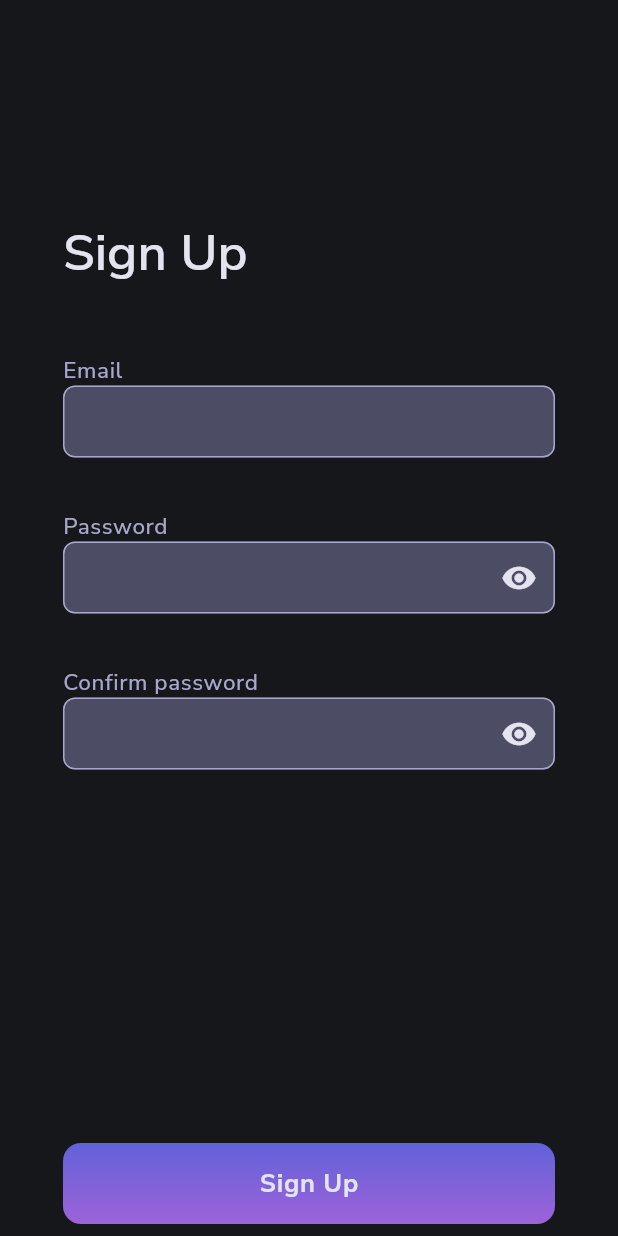
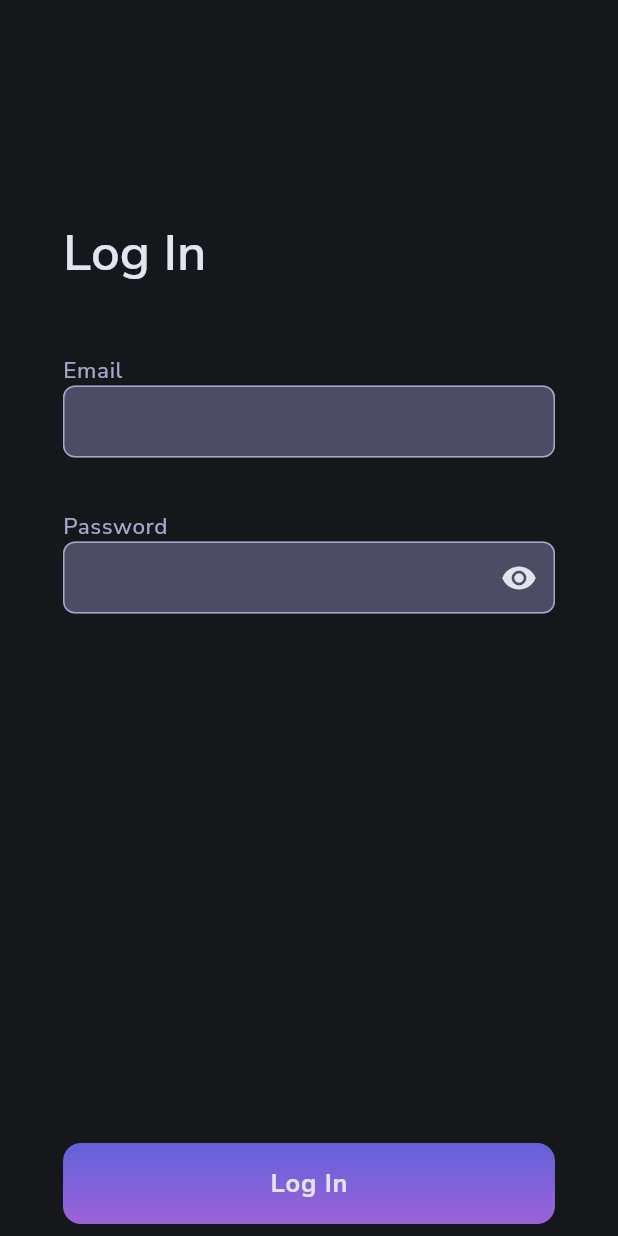
Before and after one commit to warja256/crypto_coins_flutter, a Flutter app: the screen it shows after launch, on a phone screen of 412 x 824 dp. Run offline on Flutter 3.47's test engine with Material 3 defaults, Android fonts, the phone set to English and light mode, and no system bars; our stand-ins replace auto_route, dio, equatable, firebase_core, flutter_bloc, get_it and 4 more; missing offline and left inert: talker_bloc_logger, talker_dio_logger; accounts and stored records are empty; statements that could not run were skipped.

Commit message:
сделан экран Log In

```diff
--- a/lib/features/auth/log_in/view/log_in_screen.dart
+++ b/lib/features/auth/log_in/view/log_in_screen.dart
@@ -0,0 +1,175 @@
+import 'package:auto_route/auto_route.dart';
+import 'package:crypto_coins_flutter/features/auth/widgets/elevated_button.dart';
+import 'package:crypto_coins_flutter/features/auth/widgets/text_field.dart';
+import 'package:crypto_coins_flutter/router/router.dart';
+import 'package:flutter/material.dart';
+import 'package:get_it/get_it.dart';
+import 'package:talker_flutter/talker_flutter.dart';
+
+@RoutePage()
+class LogInScreen extends StatelessWidget {
+  const LogInScreen({super.key});
+
+  @override
+  Widget build(BuildContext context) {
+    return const _LogInScreenView();
+  }
+}
+
+class _LogInScreenView extends StatefulWidget {
+  const _LogInScreenView({super.key});
+
+  @override
+  State<_LogInScreenView> createState() => _LogInScreenViewState();
+}
+
+class _LogInScreenViewState extends State<_LogInScreenView> {
+  final emailController = TextEditingController();
+  final passwordController = TextEditingController();
+  final confirmPasswordController = TextEditingController();
+
+  final emailFocusNode = FocusNode();
+  final passwordFocusNode = FocusNode();
+  final confirmPasswordFocusNode = FocusNode();
+
+  bool _autoValidate = false;
+  final _formKey = GlobalKey<FormState>();
+
+  final emailFieldKey = GlobalKey<FormFieldState>();
+  final passwordFieldKey = GlobalKey<FormFieldState>();
+  final confirmPasswordFieldKey = GlobalKey<FormFieldState>();
+
+  @override
+  Widget build(BuildContext context) {
+    return Scaffold(
+        body: SafeArea(
+      child: Center(
+        child: Padding(
+          padding: const EdgeInsets.symmetric(horizontal: 42),
+          child: Column(
+            crossAxisAlignment: CrossAxisAlignment.start,
+            mainAxisAlignment: MainAxisAlignment.center,
+            children: [
+              Expanded(
+                child: Form(
+                  key: _formKey,
+                  child: Column(
+                    crossAxisAlignment: CrossAxisAlignment.start,
+                    mainAxisAlignment: MainAxisAlignment.start,
+                    children: [
+                      SizedBox(
+                        height: 148,
+                      ),
+                      Row(
+                        children: [
+                          Text(
+                            'Log In',
+                            style: Theme.of(context).textTheme.headlineLarge,
+                          ),
+                        ],
+                      ),
+                      SizedBox(
+                        height: 46,
+                      ),
+                      Text(
+                        'Email',
+                        textAlign: TextAlign.left,
+                        style: Theme.of(context).textTheme.bodySmall,
+                      ),
+                      TextFieldWidget(
+                        fieldKey: emailFieldKey,
+                        controller: emailController,
+                        textInputType: TextInputType.emailAddress,
+                        isSuffixIcon: false,
+                        focusNode: emailFocusNode,
+                        nextFocusNode: passwordFocusNode,
+                        validator: (String? value) {
+                          if (value == null) {
+                            return 'Email is required';
+                          }
+                          final isValid = RegExp(r'^[^@\s]+@[^@\s]+\.[^@\s]+$')
+                              .hasMatch(value);
+                          if (!isValid) {
+                            return 'Invalid email';
+                          }
+
+                          return null;
+                        },
+                        autoValidate: _autoValidate,
+                        onFieldSubmitted: () {
+                          final valid =
+                              emailFieldKey.currentState?.validate() ?? false;
+                          if (valid) {
+                            FocusScope.of(context)
+                                .requestFocus(passwordFocusNode);
+                          }
+                        },
+                      ),
+                      SizedBox(
+                        height: 12,
+                      ),
+                      Text(
+                        'Password',
+                        textAlign: TextAlign.left,
+                        style: Theme.of(context).textTheme.bodySmall,
+                      ),
+                      TextFieldWidget(
+                        fieldKey: passwordFieldKey,
+                        controller: passwordController,
+                        textInputType: TextInputType.visiblePassword,
+                        isSuffixIcon: true,
+                        focusNode: passwordFocusNode,
+                        nextFocusNode: confirmPasswordFocusNode,
+                        validator: (String? value) {
+                          if (value == null) {
+                            return 'Password is required';
+                          }
+                          final password = passwordController.text;
+                          if (!(password.length >= 8 &&
+                              password.contains(RegExp(r'[A-Z]')) &&
+                              password.contains(RegExp(r'[0-9]')) &&
+                              password.contains(RegExp(r'[!@#\$&*~]')))) {
+                            return 'Strong password required';
+                          }
+                        },
+                        autoValidate: _autoValidate,
+                        onFieldSubmitted: () {
+                          final valid =
+                              passwordFieldKey.currentState?.validate() ??
+                                  false;
+                          if (valid) {
+                            FocusScope.of(context)
+                                .requestFocus(confirmPasswordFocusNode);
+                          }
+                        },
+                      ),
+                      SizedBox(
+                        height: 12,
+                      ),
+                    ],
+                  ),
+                ),
+              ),
+              ElevatedButtonWidget(
+                text: 'Log In',
+                onPressed: () {
+                  context.router.replace(HomeRoute());
+                  setState(() {
+                    _autoValidate = true;
+                  });
+                  if (_formKey.currentState!.validate()) {
+                    GetIt.I<Talker>()
+                        .debug('Форма валидна, можно отправлять данные');
+                  }
+                },
+              ),
+              SizedBox(
+                height: 8,
+              )
+            ],
+          ),
+        ),
+      ),
+    ));
+  }
+}
--- a/lib/features/auth/sign_up/view/sign_up_screen.dart
+++ b/lib/features/auth/sign_up/view/sign_up_screen.dart
@@ -2,6 +2,7 @@
 import 'package:auto_route/auto_route.dart';
 import 'package:crypto_coins_flutter/features/auth/widgets/elevated_button.dart';
 import 'package:crypto_coins_flutter/features/auth/widgets/text_field.dart';
+import 'package:crypto_coins_flutter/router/router.dart';
 import 'package:flutter/material.dart';
 import 'package:get_it/get_it.dart';
 import 'package:talker_flutter/talker_flutter.dart';
@@ -186,6 +187,7 @@ class _SignUpScreenViewState extends State<_SignUpScreenView> {
               ElevatedButtonWidget(
                 text: 'Sign Up',
                 onPressed: () {
+                  context.router.replace(HomeRoute());
                   setState(() {
                     _autoValidate = true;
                   });
--- a/lib/router/router.dart
+++ b/lib/router/router.dart
@@ -1,4 +1,5 @@
 import 'package:auto_route/auto_route.dart';
+import 'package:crypto_coins_flutter/features/auth/log_in/view/log_in_screen.dart';
 import 'package:crypto_coins_flutter/features/favourite/view/favourite_screen.dart';
 import 'package:crypto_coins_flutter/features/home/home_page.dart';
 import 'package:crypto_coins_flutter/features/auth/sign_up/view/sign_up_screen.dart';
@@ -20,7 +21,8 @@ class AppRouter extends RootStackRouter {
             path: 'fav',
           ),
         ]),
-        AutoRoute(page: SignUpRoute.page, path: '/'),
+        AutoRoute(page: SignUpRoute.page, path: '/signUp'),
+        AutoRoute(page: LogInRoute.page, path: '/'),
         AutoRoute(page: CryptoCoinRoute.page, path: '/coin'),
       ];
 }
```
Also changed, not shown: lib/router/router.gr.dart.
